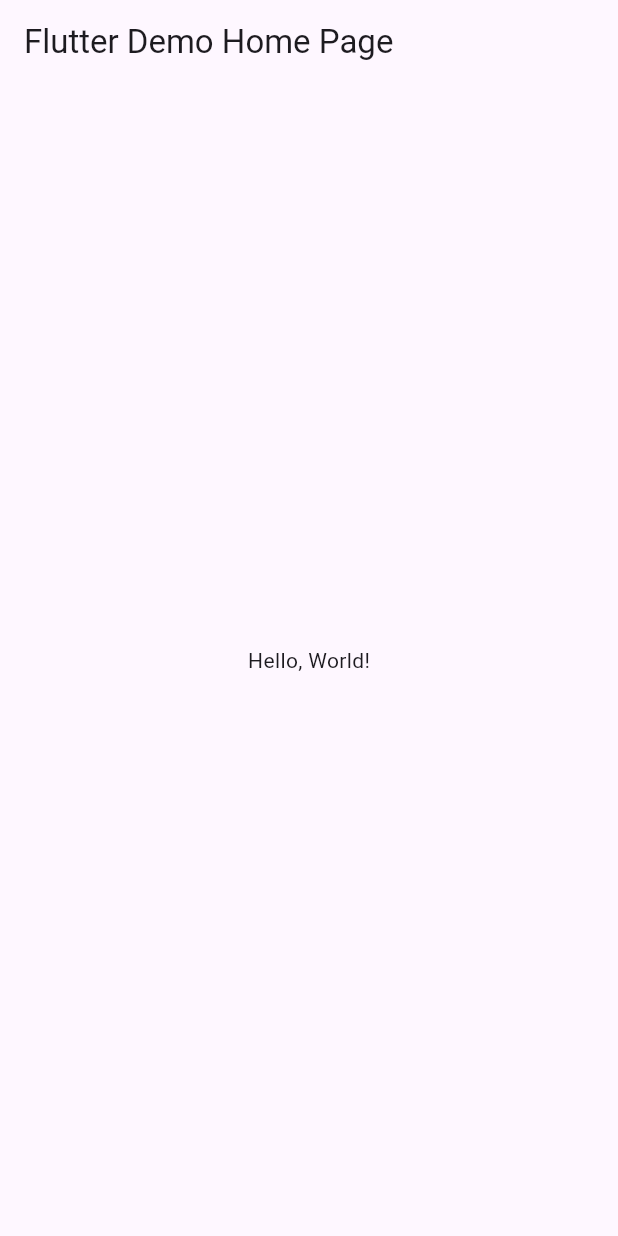
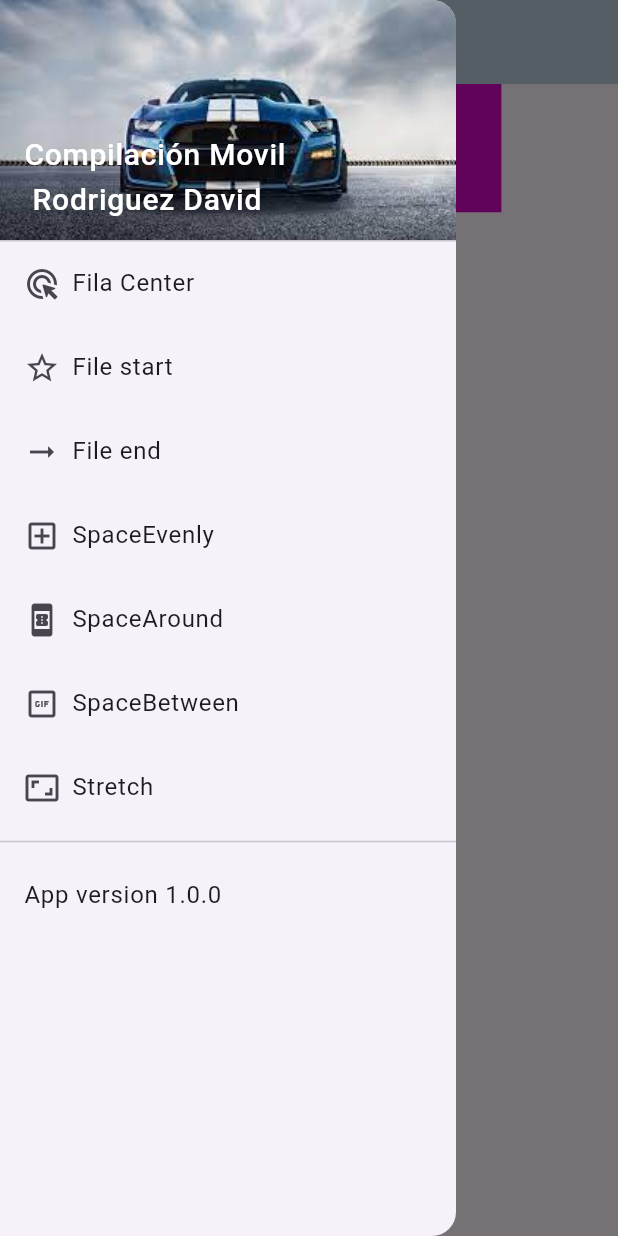
Before and after one commit to OneDavidrdz131/UIIACT4DRAWER2, a Flutter app: the screen it shows after launch, with the side drawer open (before the commit the screen has no drawer), on a phone screen of 412 x 824 dp. Run offline on Flutter 3.47's test engine with Material 3 defaults, Android fonts, the phone set to English and light mode, and no system bars.

Commit message:
version2

```diff
--- /dev/null
+++ b/lib/drawer_menu.dart
@@ -0,0 +1,95 @@
+import 'package:flutter/material.dart';
+
+import 'main.dart';
+
+class DrawerMenu extends StatelessWidget {
+  @override
+  Widget build(BuildContext context) {
+    return Drawer(
+      child: ListView(
+        padding: EdgeInsets.zero,
+        children: <Widget>[
+          _buildDrawerHeader(),
+          _buildDrawerItem(
+              icon: Icons.ads_click_rounded,
+              text: 'Fila Center',
+              onTap: () =>
+                  {Navigator.pushReplacementNamed(context, MyApp.home)}),
+          _buildDrawerItem(
+              icon: Icons.star_border,
+              text: 'File start',
+              onTap: () =>
+                  {Navigator.pushReplacementNamed(context, MyApp.profile)}),
+          _buildDrawerItem(
+              icon: Icons.arrow_right_alt_sharp,
+              text: 'File end',
+              onTap: () =>
+                  {Navigator.pushReplacementNamed(context, MyApp.movies)}),
+          _buildDrawerItem(
+              icon: Icons.add_box_outlined,
+              text: 'SpaceEvenly',
+              onTap: () =>
+                  {Navigator.pushReplacementNamed(context, MyApp.comenzar)}),
+          _buildDrawerItem(
+              icon: Icons.book_online,
+              text: 'SpaceAround',
+              onTap: () =>
+                  {Navigator.pushReplacementNamed(context, MyApp.spacearound)}),
+          _buildDrawerItem(
+              icon: Icons.gif_box_outlined,
+              text: 'SpaceBetween',
+              onTap: () => {
+                    Navigator.pushReplacementNamed(context, MyApp.spacebetween)
+                  }),
+          _buildDrawerItem(
+              icon: Icons.aspect_ratio_outlined,
+              text: 'Stretch',
+              onTap: () =>
+                  {Navigator.pushReplacementNamed(context, MyApp.stretch)}),
+          Divider(),
+          ListTile(
+            title: Text('App version 1.0.0'),
+            onTap: () {},
+          ),
+        ],
+      ),
+    );
+  }
+
+  Widget _buildDrawerHeader() {
+    return DrawerHeader(
+        margin: EdgeInsets.zero,
+        padding: EdgeInsets.zero,
+        decoration: BoxDecoration(
+            image: DecorationImage(
+                fit: BoxFit.fill, image: AssetImage('assets/mustan2.jpg'))),
+        child: Stack(children: <Widget>[
+          Positioned(
+              bottom: 12.0,
+              left: 16.0,
+              child: Text("Compilación Movil\n Rodriguez David ",
+                  style: TextStyle(
+                      color: Colors.white,
+                      fontSize: 20.0,
+                      fontWeight: FontWeight.w500))),
+        ]));
+  }
+
+  Widget _buildDrawerItem(
+      {required IconData icon,
+      required String text,
+      required GestureTapCallback onTap}) {
+    return ListTile(
+      title: Row(
+        children: <Widget>[
+          Icon(icon),
+          Padding(
+            padding: EdgeInsets.only(left: 8.0),
+            child: Text(text),
+          )
+        ],
+      ),
+      onTap: onTap,
+    );
+  }
+}
--- /dev/null
+++ b/lib/home.dart
@@ -0,0 +1,42 @@
+import 'package:flutter/material.dart';
+import 'package:Rodriguez0543act4/drawer_menu.dart';
+
+class Home extends StatelessWidget {
+  static const String routeName = '/home';
+
+  @override
+  Widget build(BuildContext context) {
+    return Scaffold(
+      appBar: AppBar(
+        title: Text("Fila center\nRodriguez DAVID "),
+        backgroundColor: Color(0xffbbcddc),
+      ),
+      drawer: DrawerMenu(),
+      body: Row(
+        mainAxisAlignment: MainAxisAlignment.center,
+        mainAxisSize: MainAxisSize.max,
+        crossAxisAlignment: CrossAxisAlignment.center,
+        children: <Widget>[
+          Container(
+            padding: const EdgeInsets.all(0.0),
+            color: Color(0xffb8cb06),
+            width: 85.5,
+            height: 85.5,
+          ),
+          Container(
+            padding: const EdgeInsets.all(0.0),
+            color: Color(0xff009e96),
+            width: 85.5,
+            height: 85.5,
+          ),
+          Container(
+            padding: const EdgeInsets.all(0.0),
+            color: Color(0xffd206c1),
+            width: 85.5,
+            height: 85.5,
+          ),
+        ],
+      ), // This trailing comma makes auto-formatting nicer for build methods.
+    );
+  }
+}
--- a/lib/main.dart
+++ b/lib/main.dart
@@ -1,43 +1,50 @@
+import 'package:Rodriguez0543act4/movies.dart';
+import 'package:Rodriguez0543act4/profile.dart';
+import 'package:Rodriguez0543act4/comenzar.dart';
+import 'package:Rodriguez0543act4/spacearound.dart';
+import 'package:Rodriguez0543act4/spacebetween.dart';
+
+import 'package:Rodriguez0543act4/stretch.dart';
 import 'package:flutter/material.dart';
 
-void main() => runApp(MyApp());
+import 'contact.dart';
+import 'home.dart';
+
+void main() {
+  runApp(MyApp());
+}
 
 class MyApp extends StatelessWidget {
-  const MyApp({super.key});
+  static const String home = Home.routeName;
+  static const String profile = Profile.routeName;
+  static const String movies = Movies.routeName;
+  static const String contacts = Contact.routeName;
+  static const String comenzar = Comenzar.routeName;
+  static const String spacearound = Spacearound.routeName;
+  static const String spacebetween = Spacebeetwen.routeName;
+  static const String stretch = Stretch.routeName;
+
   // This widget is the root of your application.
   @override
   Widget build(BuildContext context) {
     return MaterialApp(
-      // Application name
-      title: 'Flutter Hello World',
-      // Application theme data, you can set the colors for the application as
-      // you want
+      debugShowCheckedModeBanner: false,
+      title: 'Ejemplo Drawer Menu',
       theme: ThemeData(
-        // useMaterial3: false,
         primarySwatch: Colors.blue,
+        visualDensity: VisualDensity.adaptivePlatformDensity,
       ),
-      // A widget which will be started on application startup
-      home: MyHomePage(title: 'Flutter Demo Home Page'),
+      routes: {
+        home: (context) => Home(),
+        profile: (context) => Profile(),
+        movies: (context) => Movies(),
+        contacts: (context) => Contact(),
+        comenzar: (context) => Comenzar(),
+        spacearound: (context) => Spacearound(),
+        spacebetween: (context) => Spacebeetwen(),
+        stretch: (context) => Stretch(),
+      },
+      home: Home(),
     );
   }
 }
-
-class MyHomePage extends StatelessWidget {
-  final String title;
-  const MyHomePage({super.key, required this.title});
-
-  @override
-  Widget build(BuildContext context) {
-    return Scaffold(
-      appBar: AppBar(
-        // The title text which will be shown on the action bar
-        title: Text(title),
-      ),
-      body: Center(
-        child: Text(
-          'Hello, World!',
-        ),
-      ),
-    );
-  }
-}
--- a/pubspec.yaml
+++ b/pubspec.yaml
@@ -17,6 +17,8 @@ dev_dependencies:
 
 flutter:
   uses-material-design: true
+  assets:
+    - assets/mustan2.jpg
   # assets:
   #  - images/a_dot_burr.jpeg
   #  - images/a_dot_ham.jpeg
```
Also changed, not shown: lib/comenzar.dart (added, +42 -0 lines), lib/contact.dart (added, +21 -0 lines), lib/movies.dart (added, +40 -0 lines), lib/profile.dart (added, +41 -0 lines), lib/spacearound.dart (added, +41 -0 lines), lib/spacebetween.dart (added, +41 -0 lines), lib/stretch.dart (added, +41 -0 lines), assets/drawer_header.jpg (added), assets/mustan2.jpg (added).
